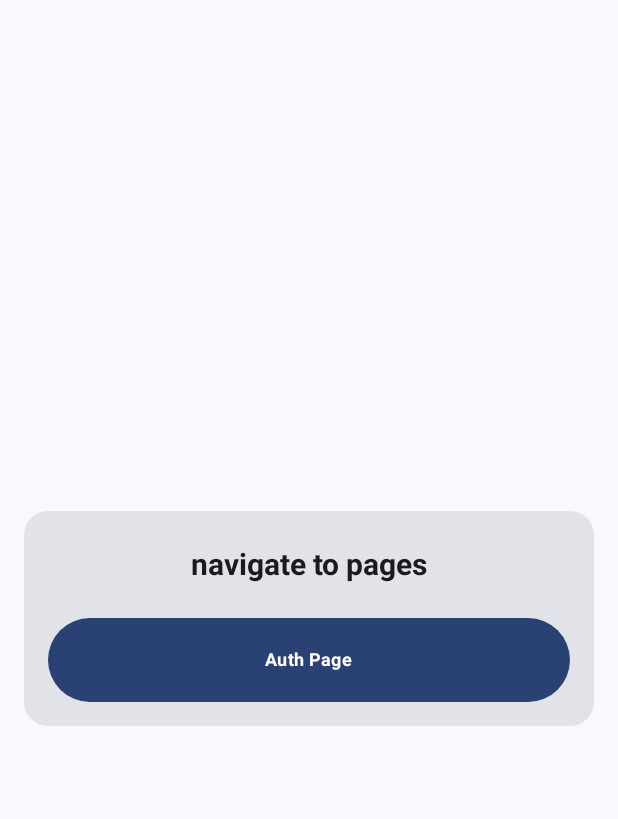
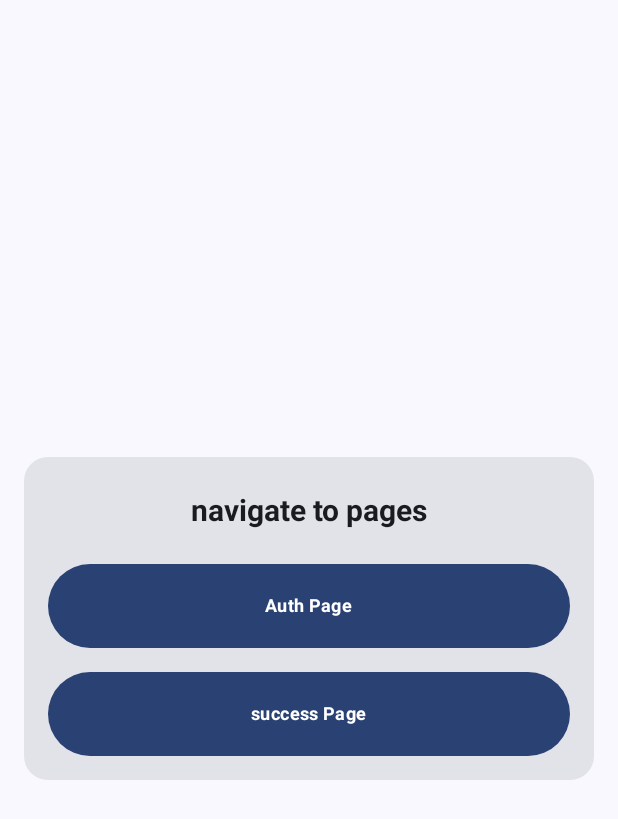
Before and after one commit to mohamed-HAJJI0/supabaseShowcaseApp, an Android app built with Jetpack Compose: the screen it shows after launch (MainActivity), on a phone screen of 412 x 824 dp. Shown: the top 819 px of the screen. Run offline under Robolectric (Android 15) with nearby library versions, the phone set to English and light mode, and no system bars; our stand-ins replace Dagger/Hilt's generated code; libraries missing offline, so code that uses them is left out: io.github.jan.supabase; 1 statement that could not run was skipped.

```diff
--- a/app/src/main/java/com/testing/showcaseapp/ui/navGraph/AppNavGraph.kt
+++ b/app/src/main/java/com/testing/showcaseapp/ui/navGraph/AppNavGraph.kt
@@ -64,7 +64,7 @@ fun AppNavGraph(navController : NavHostController){
         }
         composable <SuccessPageRoute> { backStackEntry ->
             val args = backStackEntry.toRoute<SuccessPageRoute>()
-            SuccessPage(title = args.title, description = args.description)
+            SuccessPage(title = args.title,navController=navController)
         }
     }
 
--- a/app/src/main/java/com/testing/showcaseapp/ui/pages/authPage/AuthViewModel.kt
+++ b/app/src/main/java/com/testing/showcaseapp/ui/pages/authPage/AuthViewModel.kt
@@ -8,6 +8,7 @@ import androidx.lifecycle.ViewModel
 import androidx.lifecycle.viewModelScope
 import androidx.navigation.NavController
 import com.testing.showcaseapp.repository.AuthState
+import com.testing.showcaseapp.ui.pages.successPage.SuccessPageRoute
 import com.testing.showcaseapp.useCase.EmailAuthUseCase
 import dagger.hilt.android.lifecycle.HiltViewModel
 import javax.inject.Inject
@@ -90,7 +91,7 @@ class AuthViewModel @Inject constructor(
                 password = userData.password
             )
             if (authState == AuthState.Success){
-//                navController.navigate(MainPageRoute)
+                navController.navigate(SuccessPageRoute(title = "login success"))
             }
         }
     }
@@ -118,7 +119,7 @@ class AuthViewModel @Inject constructor(
             )
         }
         if (authState == AuthState.Success){
-//            navController.navigate(MainPageRoute)
+            navController.navigate(SuccessPageRoute(title = "register success"))
         }
     }
 
--- a/app/src/main/java/com/testing/showcaseapp/ui/pages/mainPage/MainPage.kt
+++ b/app/src/main/java/com/testing/showcaseapp/ui/pages/mainPage/MainPage.kt
@@ -16,6 +16,7 @@ import androidx.compose.ui.unit.dp
 import androidx.navigation.NavController
 import com.ryples.a1_bac._01_FrenchApp._01_pages._07_authPage.AuthPageRoute
 import com.testing.showcaseapp.ui.components.buttons.PrimaryButton
+import com.testing.showcaseapp.ui.pages.successPage.SuccessPageRoute
 import kotlinx.serialization.Serializable
 
 
@@ -48,7 +49,12 @@ fun MainPage(navController: NavController) {
                     PrimaryButton(
                         text = "Auth Page",
                         onClick = {navController.navigate(AuthPageRoute)}
-                        )
+                    )
+                    Spacer(modifier = Modifier.padding(8.dp))
+                    PrimaryButton(
+                        text = "success Page",
+                        onClick = {navController.navigate(SuccessPageRoute(title = "success test"))}
+                    )
 
                 }
             }
```
Also changed, not shown: app/src/main/java/com/testing/showcaseapp/ui/pages/successPage/SuccessPage.kt (+24 -8 lines).
